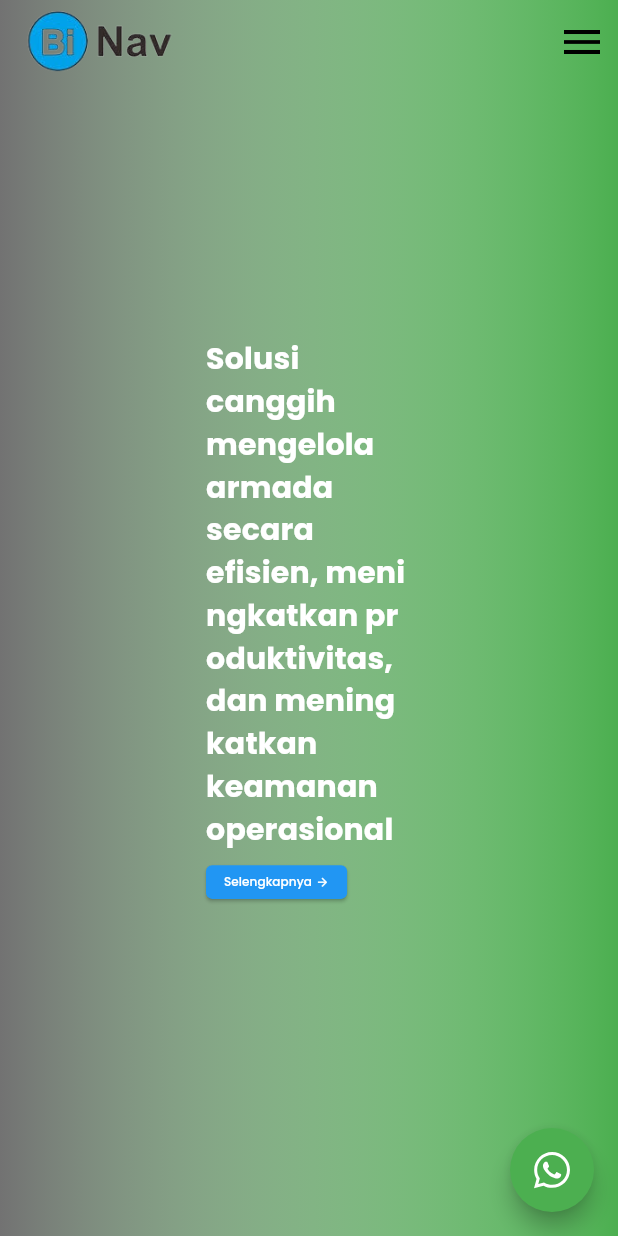
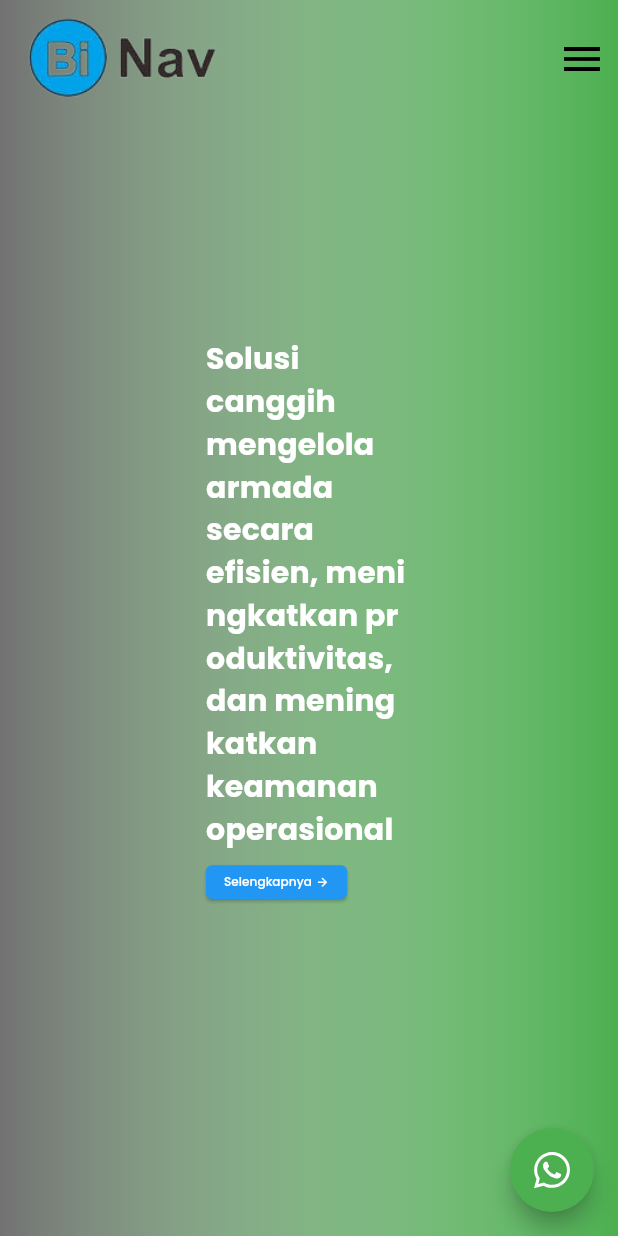
Before and after one commit to Enricko/Binav-Company-Profile, a Flutter app: the screen it shows after launch, swiped to page 2, on a phone screen of 412 x 824 dp. Run offline on Flutter 3.47's test engine with Material 3 defaults, Android fonts, the phone set to English and light mode, and no system bars; drawn by our look-alikes of carousel_slider; our stand-ins replace flutter_svg, google_fonts, visibility_detector; missing offline and left inert: responsive_ui.

Commit message:
Navbar Scroller Resizes Animation

```diff
--- a/lib/section/home/home.dart
+++ b/lib/section/home/home.dart
@@ -16,11 +16,13 @@ class HomePage extends StatefulWidget {
 }
 
 class _HomePageState extends State<HomePage> {
+  final ScrollController pageScrollController = ScrollController();
+  final GlobalKey _homeSectionKey = GlobalKey();
+  final GlobalKey _aboutSectionKey = GlobalKey();
+  final GlobalKey _footerSectionKey = GlobalKey();
+
   String currentSection = "home";
-  ScrollController _pageScrollController = ScrollController();
-  GlobalKey _homeSectionKey = GlobalKey();
-  GlobalKey _aboutSectionKey = GlobalKey();
-  GlobalKey _footerSectionKey = GlobalKey();
+  double scrollOffset = 0;
 
   // Mengecek Visibility %
   Map<String, double> sectionVisibility = {};
@@ -51,18 +53,25 @@ class _HomePageState extends State<HomePage> {
   }
 
   @override
+  void initState() {
+    pageScrollController.addListener(() {
+      setState(() {
+        scrollOffset = pageScrollController.offset;
+      });
+    });
+    super.initState();
+  }
+
+  @override
   Widget build(BuildContext context) {
     checkSection();
     return Scaffold(
       extendBodyBehindAppBar: true,
-      appBar: NavbarSection(
-        globalKeys: {
-          "home": _homeSectionKey,
-          "about": _aboutSectionKey,
-          "footer": _footerSectionKey,
-        },
-        currentSection: currentSection,
-      ),
+      appBar: NavbarSection(globalKeys: {
+        "home": _homeSectionKey,
+        "about": _aboutSectionKey,
+        "footer": _footerSectionKey,
+      }, currentSection: currentSection, scrollOffset: scrollOffset),
       endDrawer: Drawer(
         child: ListView(
           children: [
@@ -147,6 +156,7 @@ class _HomePageState extends State<HomePage> {
         ),
       ),
       body: ListView(
+        controller: pageScrollController,
         padding: EdgeInsets.zero,
         children: [
           // About Us
--- a/lib/section/navbar.dart
+++ b/lib/section/navbar.dart
@@ -4,10 +4,12 @@ import 'package:flutter/material.dart';
 import 'package:flutter/rendering.dart';
 
 class NavbarSection extends StatefulWidget implements PreferredSizeWidget {
-  const NavbarSection({super.key, required this.globalKeys, required this.currentSection})
-      : preferredSize = const Size.fromHeight(kToolbarHeight);
+  NavbarSection({super.key, required this.globalKeys, required this.currentSection, required this.scrollOffset})
+      : preferredSize = Size.fromHeight(
+            kToolbarHeight * (1.4 - ((scrollOffset >= 0 && scrollOffset <= 20 ? scrollOffset / 5 : 4) / 10)));
   final Map<String, GlobalKey<State<StatefulWidget>>> globalKeys;
   final String currentSection;
+  final double scrollOffset;
   @override
   final Size preferredSize;
 
@@ -16,25 +18,39 @@ class NavbarSection extends StatefulWidget implements PreferredSizeWidget {
 }
 
 class _NavbarSectionState extends State<NavbarSection> {
+  double scaleScroll() {
+    return (1.3 - ((widget.scrollOffset >= 0 && widget.scrollOffset <= 20 ? widget.scrollOffset / 6.6 : 3) / 10));
+  }
+
+  bool scrollBool() {
+    return widget.scrollOffset >= 0 && widget.scrollOffset <= 20;
+  }
+
   @override
   Widget build(BuildContext context) {
+    print(scaleScroll());
     return AppBar(
       automaticallyImplyLeading: false,
-      backgroundColor: Colors.transparent,
+      backgroundColor: scrollBool() ? Colors.transparent : Colors.white,
       iconTheme: const IconThemeData(
         color: Colors.white, // Change this color to the desired color
       ),
-      elevation: 0,
-      // shadowColor: Colors.blue,
-      title: Image.asset(
-        "assets/logo_transparent.png",
-        width: 100,
+      elevation: scrollBool() ? 0 : 10,
+      shadowColor: scrollBool() ? null : Colors.blue,
+      toolbarHeight: 1000,
+      title: AnimatedScale(
+        scale: scaleScroll(),
+        duration: Duration(milliseconds: 300),
+        alignment: Alignment.centerLeft,
+        child: Image.asset(
+          "assets/logo_transparent.png",
+          width: 100,
+        ),
       ),
       actions: [
         if (MediaQuery.of(context).size.width > 750)
           HoverText(
             selected: widget.currentSection.toLowerCase() == "home",
-
             ontap: () {
               Scrollable.ensureVisible(
                 widget.globalKeys['home']!.currentContext!,
@@ -43,8 +59,8 @@ class _NavbarSectionState extends State<NavbarSection> {
               );
             },
             text: "HOME",
-            defaultColor: Colors.black,
-            hoverColor: Colors.blue,
+            defaultColor: scrollBool() ? Colors.white : Colors.black,
+            hoverColor: scrollBool() ? Colors.white : Colors.blue,
           ),
         const SizedBox(
           width: 25,
@@ -60,8 +76,8 @@ class _NavbarSectionState extends State<NavbarSection> {
               );
             },
             text: "ABOUT",
-            defaultColor: Colors.black,
-            hoverColor: Colors.blue,
+            defaultColor: scrollBool() ? Colors.white : Colors.black,
+            hoverColor: scrollBool() ? Colors.white : Colors.blue,
           ),
         const SizedBox(
           width: 25,
@@ -71,8 +87,8 @@ class _NavbarSectionState extends State<NavbarSection> {
             selected: widget.currentSection.toLowerCase() == "services",
             ontap: () {},
             text: "SERVICES",
-            defaultColor: Colors.black,
-            hoverColor: Colors.blue,
+            defaultColor: scrollBool() ? Colors.white : Colors.black,
+            hoverColor: scrollBool() ? Colors.white : Colors.blue,
           ),
         const SizedBox(
           width: 25,
@@ -82,8 +98,8 @@ class _NavbarSectionState extends State<NavbarSection> {
             selected: widget.currentSection.toLowerCase() == "contact us",
             ontap: () {},
             text: "CONTACT US",
-            defaultColor: Colors.black,
-            hoverColor: Colors.blue,
+            defaultColor: scrollBool() ? Colors.white : Colors.black,
+            hoverColor: scrollBool() ? Colors.white : Colors.blue,
           ),
         const SizedBox(
           width: 25,
@@ -149,8 +165,8 @@ class _HoverTextState extends State<HoverText> with SingleTickerProviderStateMix
                 child: Text(
                   widget.text,
                   style: TextStyle(
-                    color: isHovered || widget.selected ? widget.hoverColor : widget.defaultColor,
-                  ),
+                      color: isHovered || widget.selected ? widget.hoverColor : widget.defaultColor,
+                      fontWeight: FontWeight.w600),
                 ),
               ),
               Align(
```
